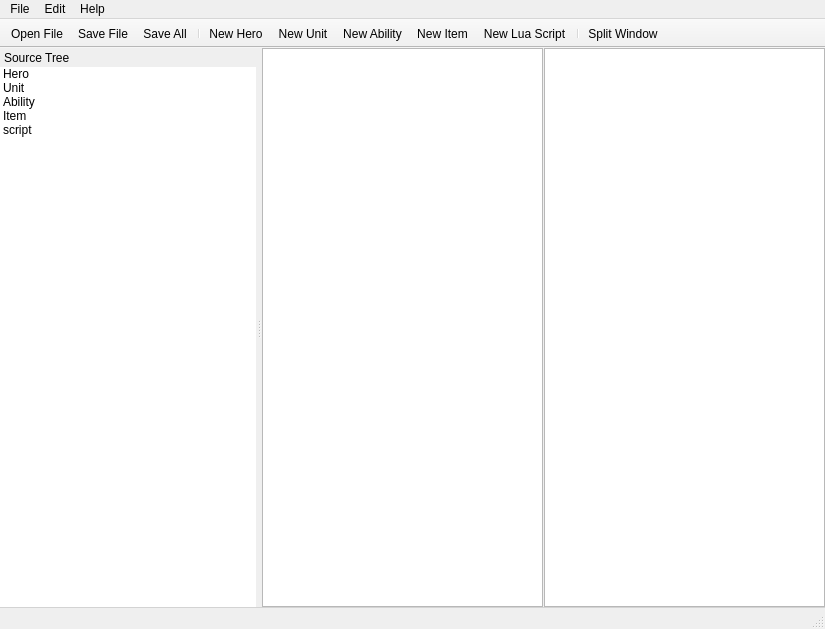
First picture: the form in mainwindow.ui, repository davidaq/dota2scripter, before the edit.
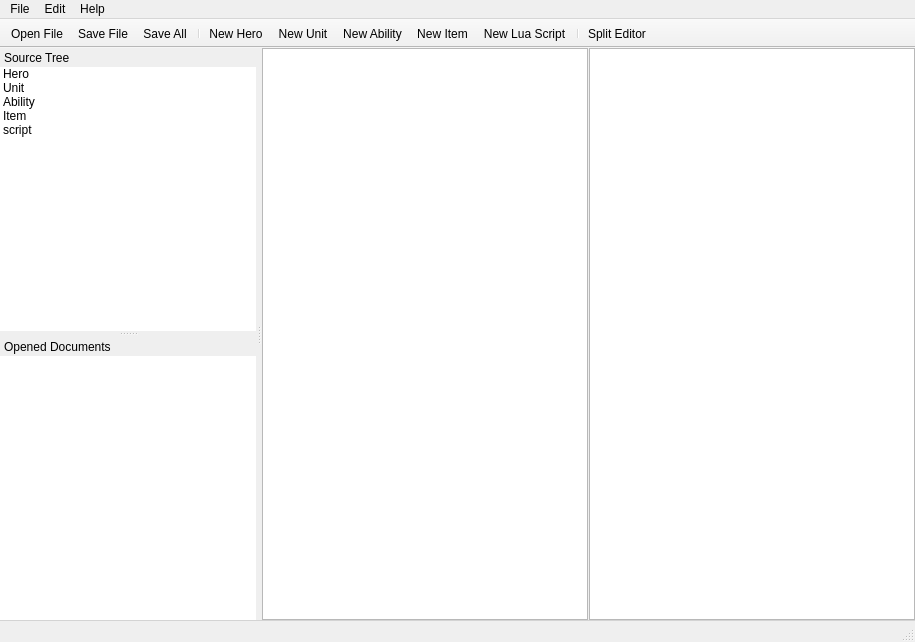
Second picture: the form after the edit. Icons and pictures are not drawn. Custom widgets are drawn as their Qt base class.

```diff
--- a/mainwindow.ui
+++ b/mainwindow.ui
@@ -6,8 +6,8 @@
    <rect>
     <x>0</x>
     <y>0</y>
-    <width>825</width>
-    <height>629</height>
+    <width>915</width>
+    <height>642</height>
    </rect>
   </property>
   <property name="minimumSize">
@@ -46,23 +46,29 @@
        <number>1</number>
       </property>
       <item>
-       <widget class="QTextEdit" name="textEditMain">
+       <widget class="ScriptEditor" name="editorMain">
         <property name="minimumSize">
          <size>
           <width>100</width>
           <height>0</height>
          </size>
         </property>
+        <property name="lineWrapMode">
+         <enum>QPlainTextEdit::NoWrap</enum>
+        </property>
        </widget>
       </item>
       <item>
-       <widget class="QTextEdit" name="textEditSplit">
+       <widget class="ScriptEditor" name="editorSplit">
         <property name="minimumSize">
          <size>
           <width>100</width>
           <height>0</height>
          </size>
         </property>
+        <property name="lineWrapMode">
+         <enum>QPlainTextEdit::NoWrap</enum>
+        </property>
        </widget>
       </item>
      </layout>
@@ -74,8 +80,8 @@
     <rect>
      <x>0</x>
      <y>0</y>
-     <width>825</width>
-     <height>23</height>
+     <width>915</width>
+     <height>22</height>
     </rect>
    </property>
    <widget class="QMenu" name="menuProject">
@@ -99,13 +105,12 @@
     <property name="title">
      <string>Edit</string>
     </property>
-    <addaction name="actionUndo"/>
-    <addaction name="actionRedo"/>
-    <addaction name="separator"/>
     <addaction name="actionFind"/>
     <addaction name="actionReplace"/>
     <addaction name="separator"/>
-    <addaction name="actionSplit_Window"/>
+    <addaction name="actionSplit_Editor"/>
+    <addaction name="actionSwitch_To_Main_Editor"/>
+    <addaction name="actionSwitch_To_Split_Editor"/>
    </widget>
    <widget class="QMenu" name="menuHelp_2">
     <property name="title">
@@ -140,7 +145,7 @@
    <addaction name="actionNew_Item"/>
    <addaction name="actionNew_Lua_Script"/>
    <addaction name="separator"/>
-   <addaction name="actionSplit_Window"/>
+   <addaction name="actionSplit_Editor"/>
   </widget>
   <widget class="QStatusBar" name="statusBar">
    <property name="styleSheet">
@@ -251,6 +256,46 @@
     </layout>
    </widget>
   </widget>
+  <widget class="QDockWidget" name="dockWidget_3">
+   <property name="features">
+    <set>QDockWidget::DockWidgetMovable</set>
+   </property>
+   <property name="windowTitle">
+    <string>Opened Documents</string>
+   </property>
+   <attribute name="dockWidgetArea">
+    <number>1</number>
+   </attribute>
+   <widget class="QWidget" name="dockWidgetContents_3">
+    <layout class="QGridLayout" name="gridLayout_3">
+     <property name="leftMargin">
+      <number>0</number>
+     </property>
+     <property name="topMargin">
+      <number>0</number>
+     </property>
+     <property name="rightMargin">
+      <number>0</number>
+     </property>
+     <property name="bottomMargin">
+      <number>0</number>
+     </property>
+     <property name="spacing">
+      <number>0</number>
+     </property>
+     <item row="0" column="0">
+      <widget class="QListWidget" name="listWidget">
+       <property name="frameShape">
+        <enum>QFrame::NoFrame</enum>
+       </property>
+       <property name="frameShadow">
+        <enum>QFrame::Plain</enum>
+       </property>
+      </widget>
+     </item>
+    </layout>
+   </widget>
+  </widget>
   <action name="actionOpen_Addon">
    <property name="text">
     <string>Open Addon</string>
@@ -387,7 +432,7 @@
     <string>New Lua Script</string>
    </property>
   </action>
-  <action name="actionSplit_Window">
+  <action name="actionSplit_Editor">
    <property name="checkable">
     <bool>true</bool>
    </property>
@@ -396,14 +441,37 @@
      <normaloff>:/icons/toolbar/split.png</normaloff>:/icons/toolbar/split.png</iconset>
    </property>
    <property name="text">
-    <string>Split Window</string>
+    <string>Split Editor</string>
    </property>
    <property name="shortcut">
     <string>Ctrl+P</string>
    </property>
   </action>
+  <action name="actionSwitch_To_Main_Editor">
+   <property name="text">
+    <string>Switch To Main Editor</string>
+   </property>
+   <property name="shortcut">
+    <string>Ctrl+[</string>
+   </property>
+  </action>
+  <action name="actionSwitch_To_Split_Editor">
+   <property name="text">
+    <string>Switch To Split Editor</string>
+   </property>
+   <property name="shortcut">
+    <string>Ctrl+]</string>
+   </property>
+  </action>
  </widget>
  <layoutdefault spacing="6" margin="11"/>
+ <customwidgets>
+  <customwidget>
+   <class>ScriptEditor</class>
+   <extends>QPlainTextEdit</extends>
+   <header>scripteditor.h</header>
+  </customwidget>
+ </customwidgets>
  <resources>
   <include location="icons.qrc"/>
  </resources>
```
